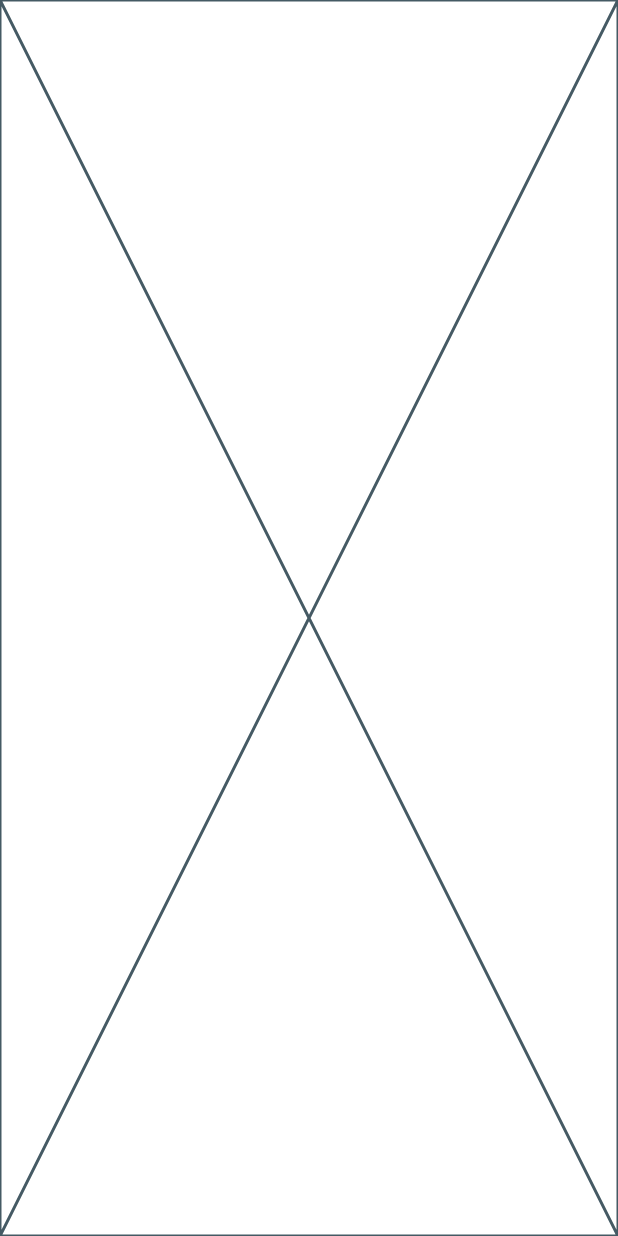
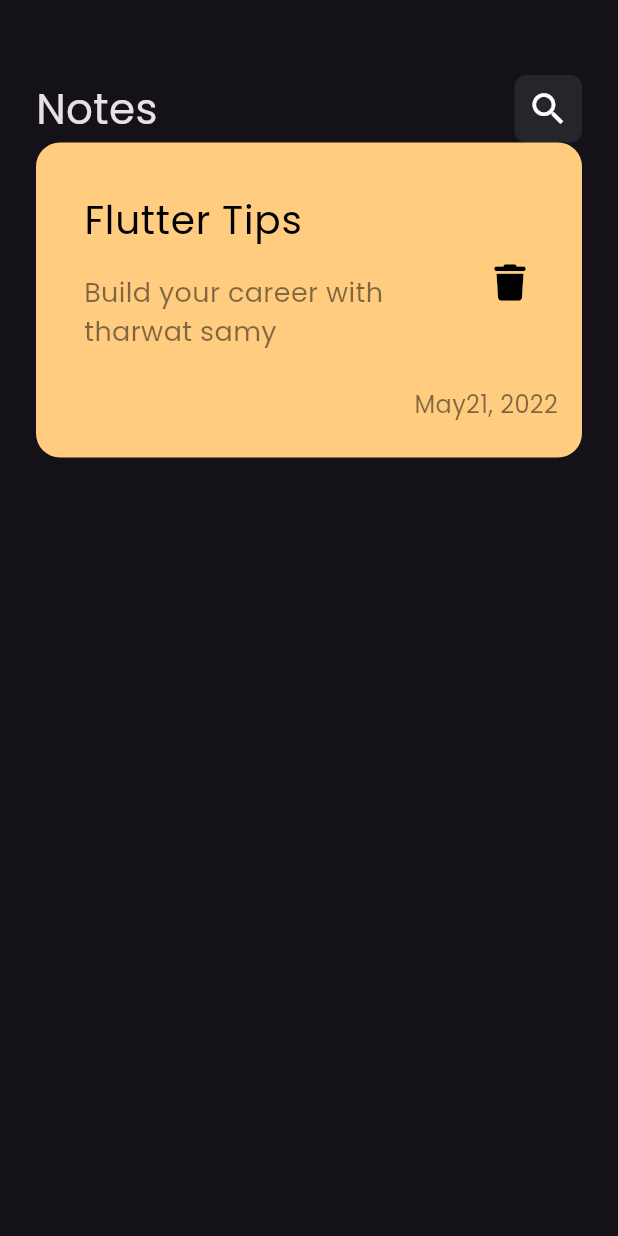
Before and after one commit to Yousef15abdelmenam/Notes_app, a Flutter app: the screen it shows after launch, on a phone screen of 412 x 824 dp. Run offline on Flutter 3.47's test engine with Material 3 defaults, Android fonts, the phone set to English and light mode, and no system bars; our stand-ins replace font_awesome_flutter.

Commit message:
create note item

```diff
--- a/lib/main.dart
+++ b/lib/main.dart
@@ -1,4 +1,5 @@
 import 'package:flutter/material.dart';
+import 'package:notes_app/views/notes_view.dart';
 
 void main() {
   runApp(NotesApp());
@@ -9,6 +10,9 @@ class NotesApp extends StatelessWidget {
 
   @override
   Widget build(BuildContext context) {
-    return const Placeholder();
+    return MaterialApp(
+      theme: ThemeData(brightness: Brightness.dark,fontFamily: 'Poppins'),
+      home: NotesView(),
+    );
   }
 }
--- /dev/null
+++ b/lib/views/notes_view.dart
@@ -0,0 +1,14 @@
+import 'package:flutter/material.dart';
+import 'package:notes_app/widgets/custom_app_bar.dart';
+import 'package:notes_app/widgets/notes_view_body.dart';
+
+class NotesView extends StatelessWidget {
+  const NotesView({super.key});
+
+  @override
+  Widget build(BuildContext context) {
+    return const Scaffold(
+      body: NotesViewBody(),
+    );
+  }
+}
--- /dev/null
+++ b/lib/widgets/custom_app_bar.dart
@@ -0,0 +1,19 @@
+import 'package:flutter/material.dart';
+import 'package:notes_app/widgets/custom_search_icon.dart';
+
+class CustomAppBar extends StatelessWidget {
+  const CustomAppBar({
+    super.key,
+  });
+
+  @override
+  Widget build(BuildContext context) {
+    return Row(
+      children: [
+        Text('Notes',style: TextStyle(fontSize: 28),),
+        Spacer(),
+        CustomSearchIcon()
+      ],
+    );
+  }
+}
--- /dev/null
+++ b/lib/widgets/custom_note_item.dart
@@ -0,0 +1,47 @@
+import 'package:flutter/material.dart';
+import 'package:font_awesome_flutter/font_awesome_flutter.dart';
+
+class NoteItem extends StatelessWidget {
+  const NoteItem({super.key});
+
+  @override
+  Widget build(BuildContext context) {
+    return Container(
+      padding: EdgeInsets.only(top: 24, bottom: 24, left: 16),
+      decoration: BoxDecoration(
+          color: Color(0xffffcc80), borderRadius: BorderRadius.circular(16)),
+      child: Column(
+        crossAxisAlignment: CrossAxisAlignment.end,
+        children: [
+          ListTile(
+              title: Text(
+                'Flutter Tips',
+                style: TextStyle(color: Colors.black, fontSize: 26),
+              ),
+              subtitle: Padding(
+                padding: const EdgeInsets.only(top: 16,bottom: 16),
+                child: Text(
+                  'Build your career with tharwat samy',
+                  style: TextStyle(
+                      color: Colors.black.withOpacity(0.5), fontSize: 18),
+                ),
+              ),
+              trailing: IconButton(
+                  onPressed: () {},
+                  icon: Icon(
+                    FontAwesomeIcons.trash,
+                    color: Colors.black,
+                    size: 24,
+                  ))),
+          Padding(
+            padding: const EdgeInsets.only(right: 16),
+            child: Text(
+              'May21, 2022',
+              style: TextStyle(color: Colors.black.withOpacity(0.5),fontSize: 16),
+            ),
+          ),
+        ],
+      ),
+    );
+  }
+}
--- /dev/null
+++ b/lib/widgets/custom_search_icon.dart
@@ -0,0 +1,19 @@
+import 'package:flutter/material.dart';
+
+class CustomSearchIcon extends StatelessWidget {
+  const CustomSearchIcon({
+    super.key,
+  });
+
+  @override
+  Widget build(BuildContext context) {
+    return Container(
+      height: 45,
+      width: 45,
+      decoration: BoxDecoration(
+          borderRadius: BorderRadius.circular(8),
+          color: Colors.white.withOpacity(0.08)),
+          child: Icon(Icons.search,size: 28,),
+    );
+  }
+}
--- /dev/null
+++ b/lib/widgets/notes_view_body.dart
@@ -0,0 +1,25 @@
+import 'package:flutter/material.dart';
+import 'package:notes_app/widgets/custom_app_bar.dart';
+import 'package:notes_app/widgets/custom_note_item.dart';
+
+class NotesViewBody extends StatelessWidget {
+  const NotesViewBody({
+    super.key,
+  });
+
+  @override
+  Widget build(BuildContext context) {
+    return Padding(
+      padding: const EdgeInsets.symmetric(horizontal: 24),
+      child: Column(
+        children: [
+          SizedBox(
+            height: 50,
+          ),
+          CustomAppBar(),
+          NoteItem(),
+        ],
+      ),
+    );
+  }
+}
```
Also changed, not shown: pubspec.yaml (+5 -11 lines), assets/fonts/Poppins-Regular.ttf (added), pubspec.lock.
